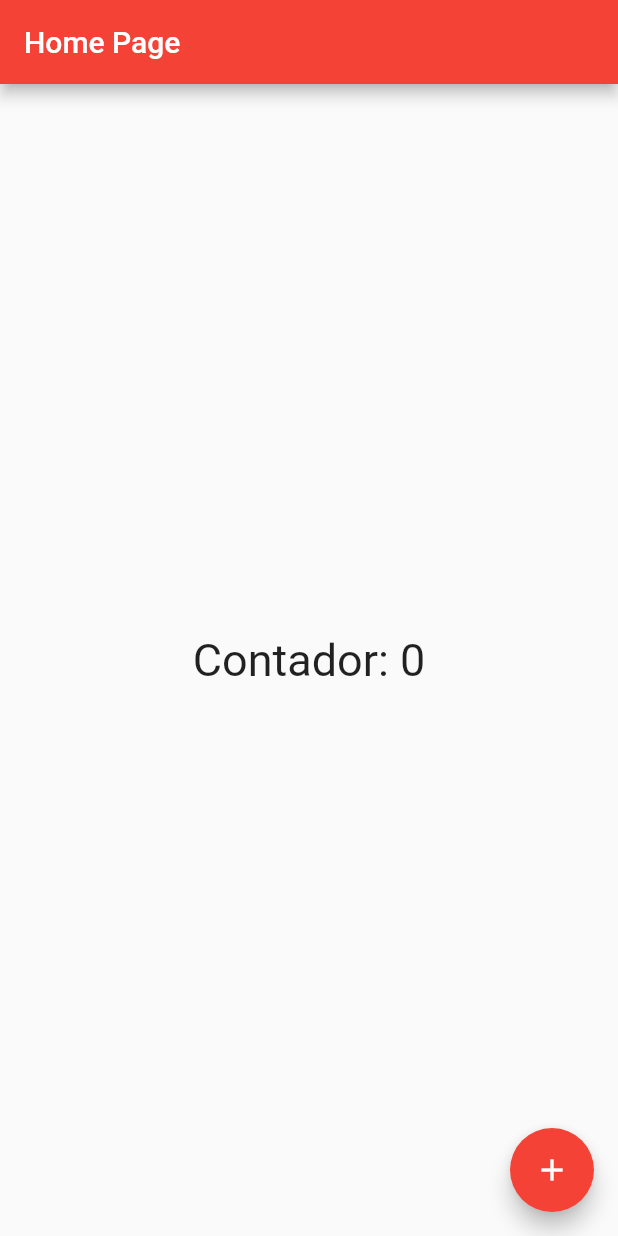
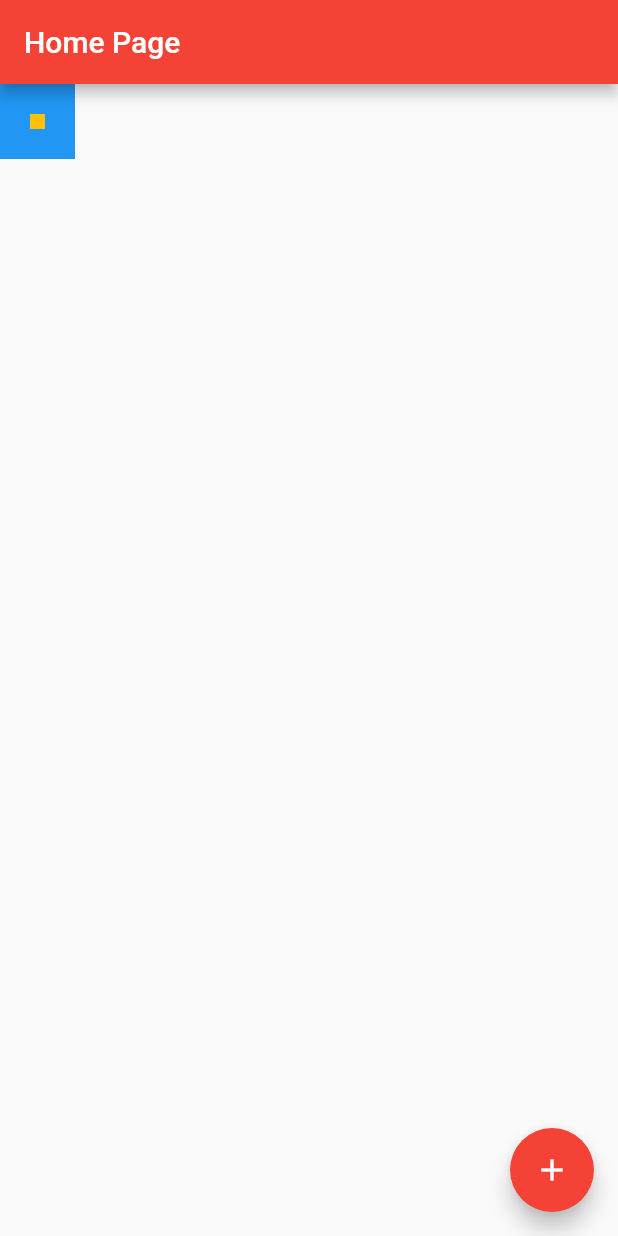
Before and after one commit to thak1996/studingflu, a Flutter app: the screen it shows after launch, on a phone screen of 412 x 824 dp. Run offline on Flutter 3.47's test engine with Material 2 defaults, Android fonts, the light colour scheme and no system bars.

Commit message:
Aula 11 - Single render e Multi Render

```diff
--- a/lib/home_page.dart
+++ b/lib/home_page.dart
@@ -15,17 +15,16 @@ class _HomePageState extends State<HomePage> {
       appBar: AppBar(
         title: const Text('Home Page'),
       ),
-      body: Center(
-        child: GestureDetector(
-          child: Text(
-            'Contador: $counter',
-            style: const TextStyle(fontSize: 30),
+      body: Container(
+        width: 50,
+        height: 50,
+        color: Colors.blue,
+        child: Center(
+          child: Container(
+            color: Colors.amber,
+            height: 10,
+            width: 10,
           ),
-          onTap: () {
-            setState(() {
-              counter++;
-            });
-          },
         ),
       ),
       floatingActionButton: FloatingActionButton(
```
